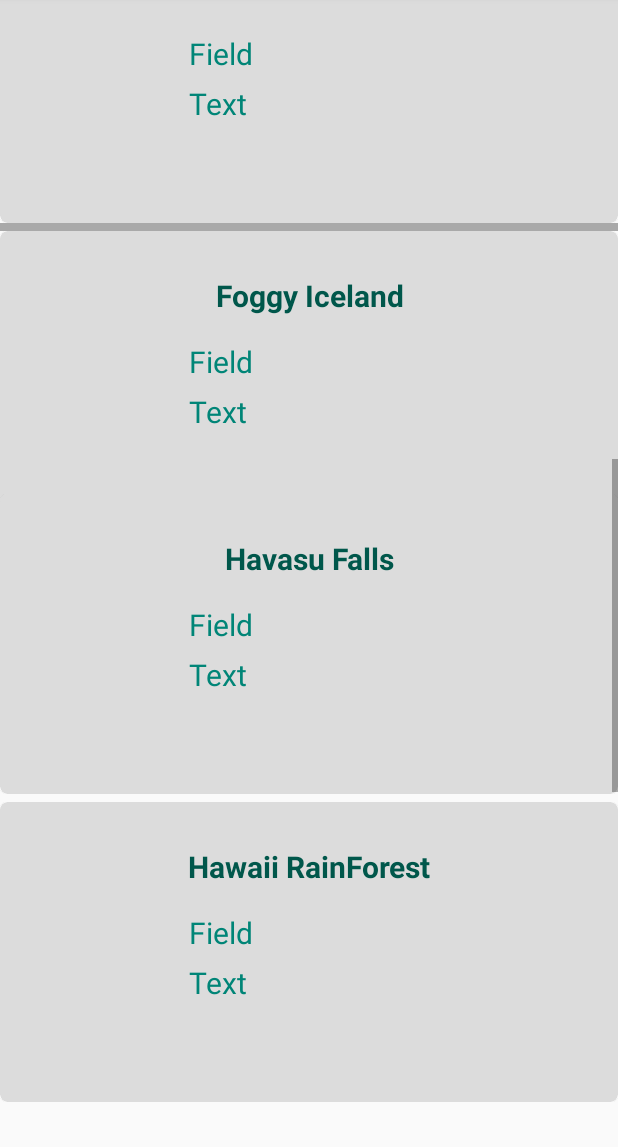
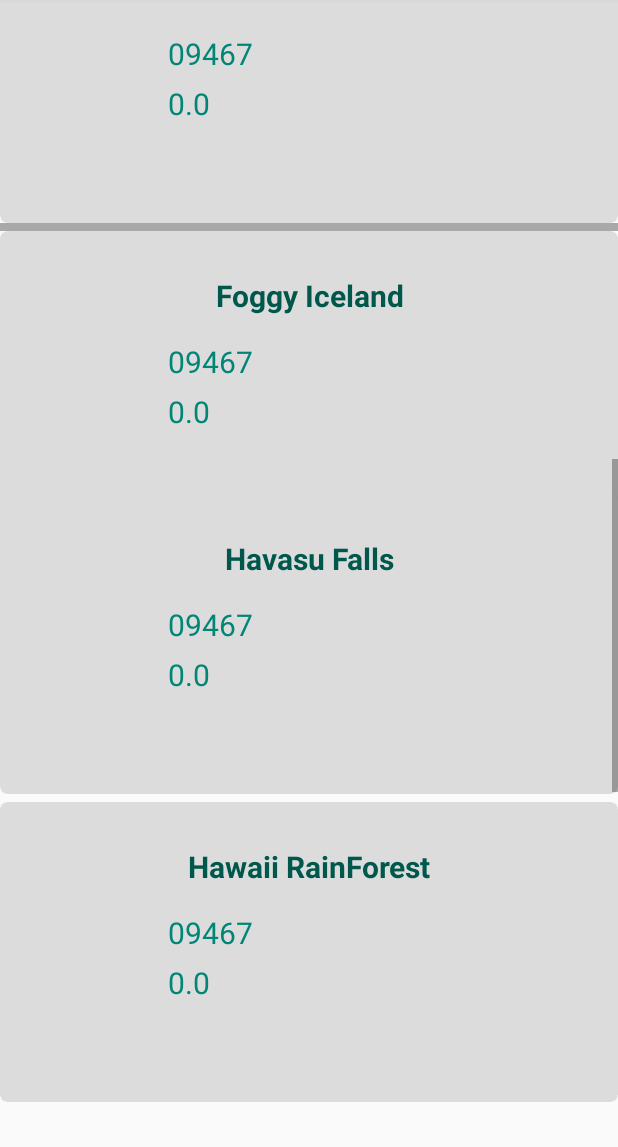
Before and after one commit to alexstarr8155/LineFinder, an Android app: the screen it shows after launch (MainActivity), scrolled down 1074 dp, on a phone screen of 412 x 824 dp, the part 89-1236 px from its top. Run offline under Robolectric (Android 15) with nearby library versions, the phone set to English and light mode, and no system bars; libraries missing offline, so code that uses them is left out: com.nostra13.universalimageloader; 6 statements that could not run were skipped.

Commit message:
Created compatability between the place and card objects

```diff
--- a/app/build.gradle
+++ b/app/build.gradle
@@ -26,7 +26,6 @@ dependencies {
     implementation 'androidx.constraintlayout:constraintlayout:1.1.3'
     implementation 'androidx.legacy:legacy-support-v4:1.0.0'
     implementation 'com.google.firebase:firebase-database:19.2.0' // Updated the realtime database version (dhruv)
-    //implementation 'com.androind.support:support-compat:29.0.0'
     testImplementation 'junit:junit:4.12'
     androidTestImplementation 'androidx.test:runner:1.1.1'
     androidTestImplementation 'androidx.test.espresso:espresso-core:3.1.1'
--- a/app/src/main/java/com/example/lineapp/Card.java
+++ b/app/src/main/java/com/example/lineapp/Card.java
@@ -5,30 +5,30 @@ public class Card {
     private String imgURL;
     private String title;
 
-    private String field1;
-    private String field2;
+    private String location;
+    private String time;
 
     public Card(String imgURL, String title) {
         this.imgURL = imgURL;
         this.title = title;
-        this.field1 = "Field";
-        this.field2 = "Text";
+        this.location = "Field";
+        this.time = "Text";
     }
 
-    public String getField1() {
-        return field1;
+    public String getLocation() {
+        return location;
     }
 
-    public String getField2() {
-        return field2;
+    public String getWaitTime() {
+        return time;
     }
 
-    public Card(String imgURL, String title, String field1, String field2){
+    public Card(String imgURL, String title, String location, float time){
 
         this.imgURL = imgURL;
         this.title = title;
-        this.field1 = field1;
-        this.field2 = field2;
+        this.location = location;
+        this.time = "" + time;
 
     }
 
--- a/app/src/main/java/com/example/lineapp/CustomListAdapter.java
+++ b/app/src/main/java/com/example/lineapp/CustomListAdapter.java
@@ -23,7 +23,7 @@ import org.w3c.dom.Text;
 
 import java.util.ArrayList;
 
-public class CustomListAdapter extends ArrayAdapter<Card> {
+public class CustomListAdapter extends ArrayAdapter<Place> {
 
     private static final String TAG = "CustomListAdapter";
 
@@ -47,7 +47,7 @@ public class CustomListAdapter extends ArrayAdapter<Card> {
      * @param resource
      * @param objects
      */
-    public CustomListAdapter(Context context, int resource, ArrayList<Card> objects) {
+    public CustomListAdapter(Context context, int resource, ArrayList<Place> objects) {
         super(context, resource, objects);
         mContext = context;
         mResource = resource;
@@ -61,10 +61,10 @@ public class CustomListAdapter extends ArrayAdapter<Card> {
         setupImageLoader();
 
         //get the Card information
-        String title = getItem(position).getTitle();
-        String imgUrl = getItem(position).getImgURL();
-        String field1 = getItem(position).getField1();
-        String field2 = getItem(position).getField2();
+        String title = getItem(position).toCard().getTitle();
+        String imgUrl = getItem(position).toCard().getImgURL();
+        String field1 = getItem(position).toCard().getLocation();
+        String field2 = getItem(position).toCard().getWaitTime();
 
         //create the view result for showing the animation
         final View result;
--- a/app/src/main/java/com/example/lineapp/MainActivity.java
+++ b/app/src/main/java/com/example/lineapp/MainActivity.java
@@ -24,22 +24,9 @@ public class MainActivity extends AppCompatActivity {
 
         mListView = (ListView) findViewById(R.id.listView);
 
-        ArrayList<Card> list = new ArrayList<>();
-        list.add(new Card("@drawable/arizona_desert", "Arizona Desert", "Arizona", "5"));
-        list.add(new Card("drawable://" + R.drawable.bamf1, "Banff"));
-        list.add(new Card("drawable://" + R.drawable.colorado_mountains, "Colorado Mountains"));
-        list.add(new Card("drawable://" + R.drawable.cork, "Cork"));
-        list.add(new Card("drawable://" + R.drawable.davenport_california, "DavenPort California"));
-        list.add(new Card("drawable://" + R.drawable.denmark_austrailia, "Denmark Austrailia"));
-        list.add(new Card("drawable://" + R.drawable.foggy_iceland, "Foggy Iceland"));
-        list.add(new Card("drawable://" + R.drawable.havasu_falls, "Havasu Falls"));
-        list.add(new Card("drawable://" + R.drawable.hawaii_rainforest, "Hawaii RainForest"));
-        list.add(new Card("drawable://" + R.drawable.newfoundland_ice, "NewFoundLand Ice"));
-        list.add(new Card("drawable://" + R.drawable.oregon_greens, "Oregon Greens"));
-        list.add(new Card("drawable://" + R.drawable.stc_pic, "STC Tim Hortons"));
-        list.add(new Card("drawable://" + R.drawable.yosemite, "Yosemite"));
+        PlaceList.init();
 
-        CustomListAdapter adapter = new CustomListAdapter(this, R.layout.activity_main, list);
+        CustomListAdapter adapter = new CustomListAdapter(this, R.layout.activity_main, PlaceList.places);
         mListView.setAdapter(adapter);
     }
 }
--- a/app/src/main/java/com/example/lineapp/Place.java
+++ b/app/src/main/java/com/example/lineapp/Place.java
@@ -5,32 +5,22 @@ import java.util.ArrayList;
 
 public class Place {
 
+    public static int WAIT_TIME_AVG = 5;
+
     private String location;
     private String name;
     private ArrayList<String> timeList;
+    private String imgUrl;
+
+    public Place (String url, String n, String l){
+
+        this.imgUrl = url;
+        this.name = n;
+        this.location = l;
+        timeList = new ArrayList<>();
 
 
-
-    public Place (String l, String n){
-
-        this.location = l;
-        this.name = n;
-        timeList = new ArrayList<>();
-
     }
-
-
-    /*
-
-    ;; Place
-    * String, Nat, (listof Str)
-
-    (define-struct (Place location name list)
-
-    (make-place "test" 7 (list "t" "s"))
-
-
-     */
 
     public String getLocation() {
         return location;
@@ -87,4 +77,10 @@ public class Place {
 
     }
 
+    public Card toCard(){
+
+        return new Card(this.imgUrl, this.name, this.location, this.avgWaitTime(WAIT_TIME_AVG));
+
+    }
+
 }
--- /dev/null
+++ b/app/src/main/java/com/example/lineapp/PlaceList.java
@@ -0,0 +1,26 @@
+package com.example.lineapp;
+
+import java.util.ArrayList;
+
+public class PlaceList {
+
+    public static ArrayList<Place> places = new ArrayList<>();
+
+    public static void init(){
+        places.add(new Place("@drawable/arizona_desert", "Desert", "" + 987654));
+        places.add(new Place("drawable://" + R.drawable.bamf1, "Banff", "456"));
+        places.add(new Place("drawable://" + R.drawable.colorado_mountains, "Colorado Mountains", "37898"));
+        places.add(new Place("drawable://" + R.drawable.cork, "Cork", "93687"));
+        places.add(new Place("drawable://" + R.drawable.davenport_california, "DavenPort California", "09467"));
+        places.add(new Place("drawable://" + R.drawable.denmark_austrailia, "Denmark Austrailia", "09467"));
+        places.add(new Place("drawable://" + R.drawable.foggy_iceland, "Foggy Iceland", "09467"));
+        places.add(new Place("drawable://" + R.drawable.havasu_falls, "Havasu Falls", "09467"));
+        places.add(new Place("drawable://" + R.drawable.hawaii_rainforest, "Hawaii RainForest", "09467"));
+        places.add(new Place("drawable://" + R.drawable.newfoundland_ice, "NewFoundLand Ice", "09467"));
+        places.add(new Place("drawable://" + R.drawable.oregon_greens, "Oregon Greens", "09467"));
+        places.add(new Place("drawable://" + R.drawable.stc_pic, "STC Tim Hortons", "09467"));
+        places.add(new Place("drawable://" + R.drawable.yosemite, "Yosemite", "09467"));
+    }
+
+
+}
```
